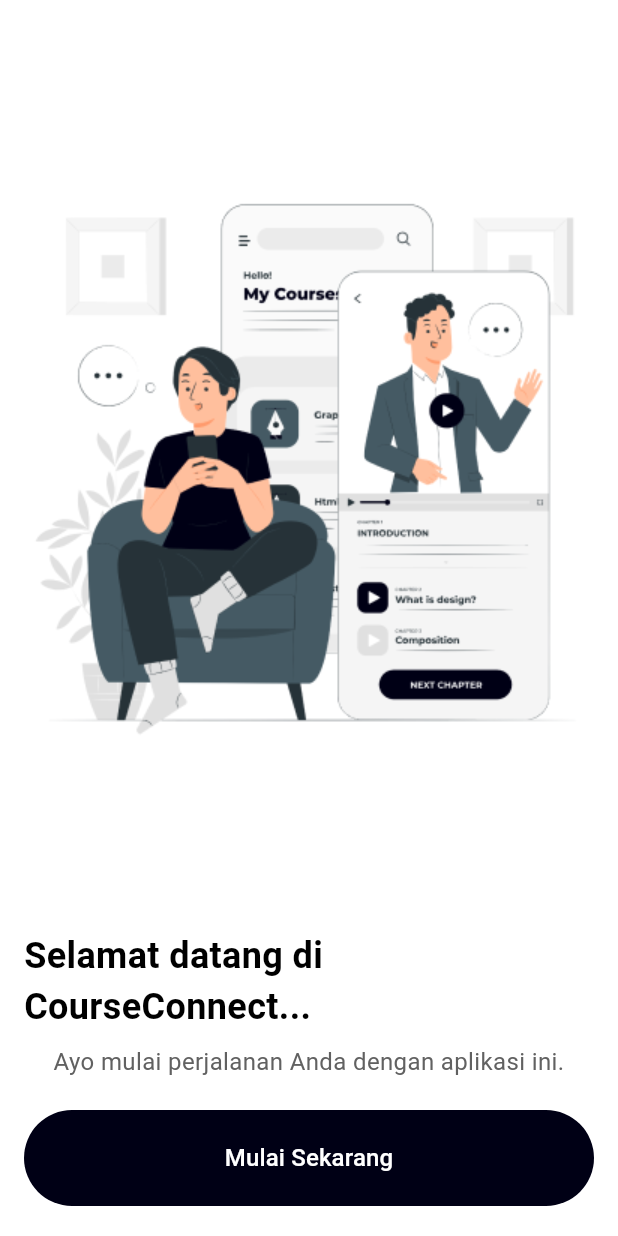
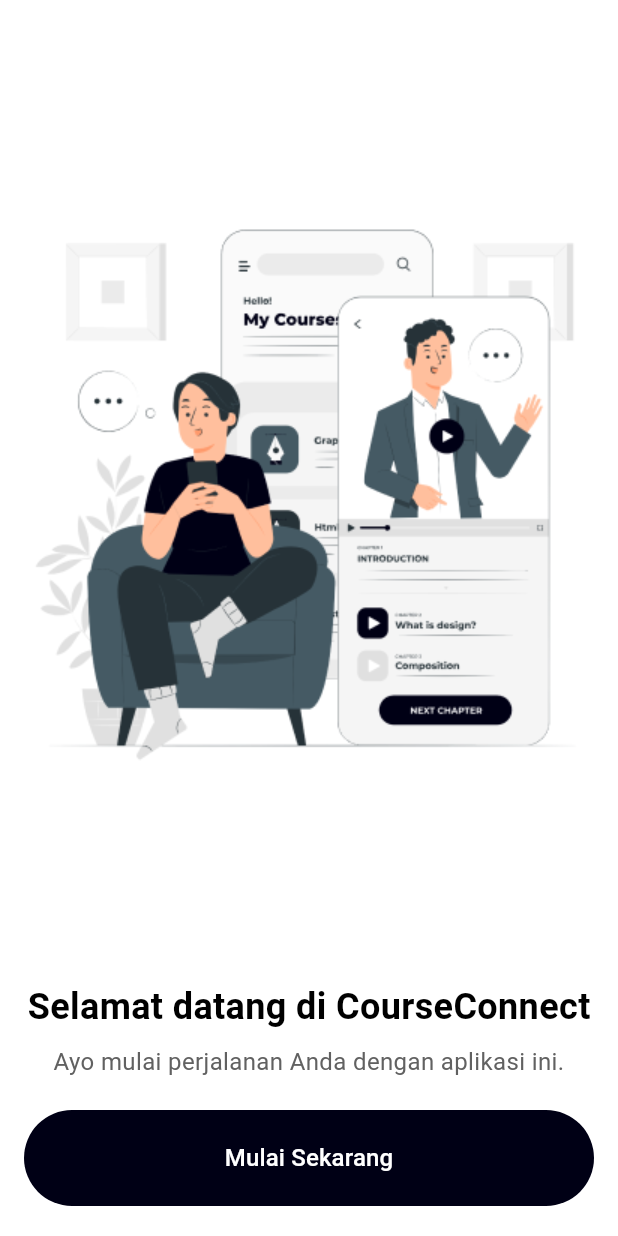
Before and after one commit to yogawan/courseconnect, a Flutter app: the WelcomeScreen screen opened directly, on a phone screen of 412 x 824 dp. Run offline on Flutter 3.47's test engine with Material 3 defaults, Android fonts, the phone set to English and light mode, and no system bars; our stand-ins replace jwt_decoder.

Commit message:
Restore again

```diff
--- a/lib/screen/splash/welcome_screen.dart
+++ b/lib/screen/splash/welcome_screen.dart
@@ -26,7 +26,7 @@
             child: Column(
               children: [
                 Text(
-                  'Selamat datang di CourseConnect...',
+                  'Selamat datang di CourseConnect',
                   style: TextStyle(
                     fontSize: 24,
                     fontWeight: FontWeight.bold,
```
